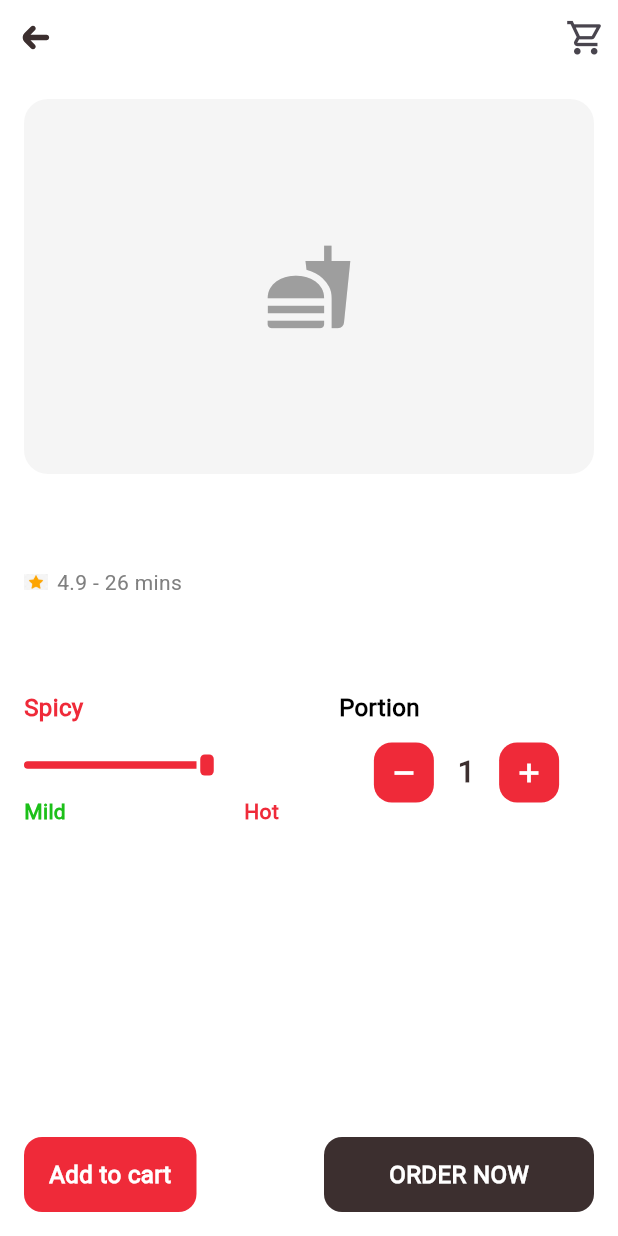
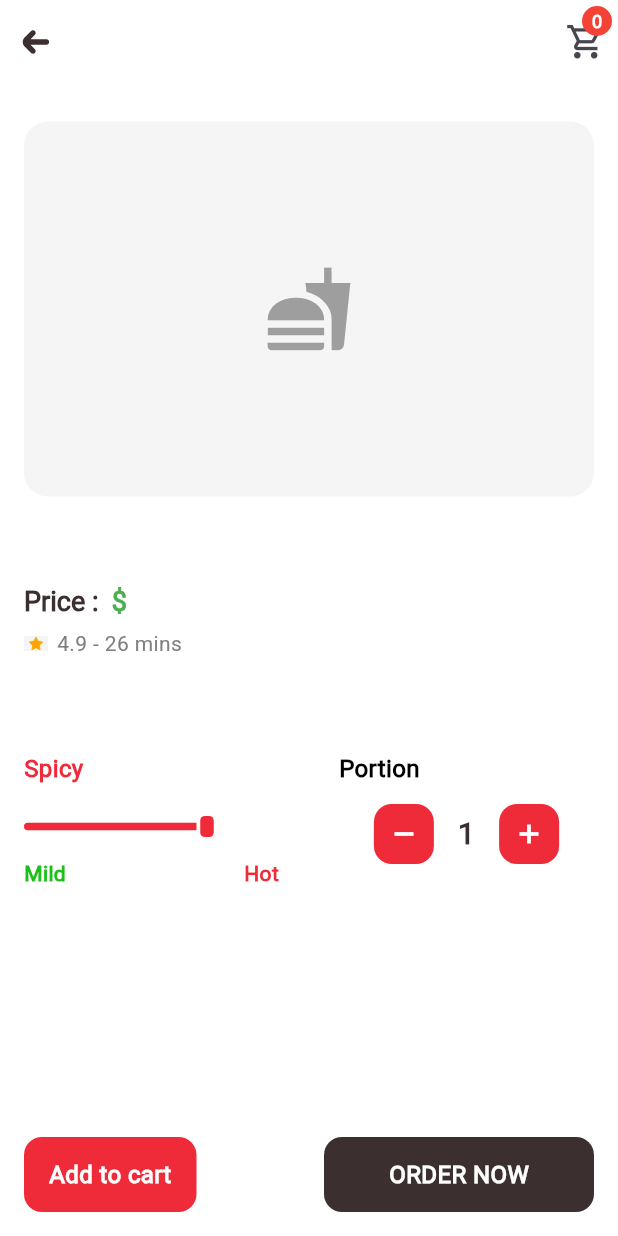
Before and after one commit to saifulhr/food_go_app, a Flutter app: the ProductDetailsPage screen opened directly with empty values, on a phone screen of 412 x 824 dp. Run offline on Flutter 3.47's test engine with Material 3 defaults, Android fonts, the phone set to English and light mode, and no system bars; our stand-ins replace carousel_slider, cloud_firestore, curved_navigation_bar, firebase_auth, firebase_core, flutter_svg and 2 more; accounts and stored records are empty; network calls fail.

Commit message:
add initial code

```diff
--- a/lib/controller/auth_controller.dart
+++ b/lib/controller/auth_controller.dart
@@ -2,7 +2,6 @@ import 'dart:developer';
 import 'package:firebase_auth/firebase_auth.dart';
 import 'package:flutter/material.dart';
 import 'package:food_go_app/models/user_model.dart';
-import 'package:food_go_app/view/profile/profile_screen.dart';
 import 'package:food_go_app/services/auth_services.dart';
 import 'package:food_go_app/view/bottom_nav_bar.dart';
 import 'package:food_go_app/view/spalsh_screen.dart';
@@ -66,7 +65,7 @@ class AuthController extends GetxController {
       }
       log("${user?.email}");
       // back to all screen
-      Get.offAll(() => ProfileScreen(), transition: Transition.noTransition);
+      Get.offAll(() => BottomNavBar(), transition: Transition.noTransition);
       isLoading.value = false;
     } catch (e) {
       isLoading.value = false;
--- a/lib/controller/cart_controller.dart
+++ b/lib/controller/cart_controller.dart
@@ -12,19 +12,15 @@ import 'package:uuid/uuid.dart';
 
 class CartController extends GetxController {
   CartServices cartServices = CartServices();
-  //Order Services
   OrderServices orderServices = OrderServices();
-  //Cart Items
+
   var cartItems = <CartModel>[].obs;
-  //Total Amount
   RxDouble totalAmount = 0.0.obs;
-  //Total Items
+
   RxInt totalItems = 0.obs;
-  // Cart Loading
   var isLoading = false.obs;
 
   var uuid = Uuid();
-  // Fint Id User
   Future<String?> findDocumentId(String productId) async {
     final snapshot = await FirebaseFirestore.instance
         .collection("carts")
@@ -39,7 +35,6 @@ class CartController extends GetxController {
     return snapshot.docs.first.id;
   }
 
-  //Fetch Item Cart
   Future fetchItemcart() async {
     isLoading.value = false;
     var cartdata = await cartServices.getCart();
@@ -48,7 +43,6 @@ class CartController extends GetxController {
     isLoading.value = false;
   }
 
-  //Add to Cart
   Future addTocart(ProductModel productModel, int quantity) async {
     isLoading.value = true;
 
@@ -75,7 +69,7 @@ class CartController extends GetxController {
       );
 
       await cartServices.addTocart(cartModel);
-      //This is the Snackbar
+
       Get.snackbar(
         "Success",
         "Cart Item Successfully",
@@ -87,7 +81,6 @@ class CartController extends GetxController {
     }
   }
 
-  //Calculate Total Price Off Cart Total Item
   void calculatePriceTotal() {
     totalItems.value = cartItems.length;
 
@@ -99,7 +92,6 @@ class CartController extends GetxController {
     );
   }
 
-  // Cart Page Increment Quantity
   Future incrementQuantity(CartModel cart) async {
     final documentId = await findDocumentId(cart.productId!);
 
@@ -110,7 +102,6 @@ class CartController extends GetxController {
     await fetchItemcart();
   }
 
-  // Cart Page Dincrement Quantity
   Future decrementQuantity(CartModel cart) async {
     final documentId = await findDocumentId(cart.productId!);
 
@@ -120,7 +111,6 @@ class CartController extends GetxController {
     await fetchItemcart();
   }
 
-  // Cart Remove
   Future remove(CartModel cart) async {
     final documentId = await findDocumentId(cart.productId!);
 
@@ -129,12 +119,10 @@ class CartController extends GetxController {
     await fetchItemcart();
   }
 
-  //Clear Cart Function
   Future clearCart() async {
     await cartServices.clearCart(FirebaseAuth.instance.currentUser!.uid);
   }
 
-  // Order Place Function
   Future placeOrder() async {
     if (cartItems.isEmpty) {
       Get.snackbar("Error", "Cart is empty");
@@ -144,7 +132,7 @@ class CartController extends GetxController {
     final newOrder = OrderModel(
       orderId: Uuid().v4(),
       userId: FirebaseAuth.instance.currentUser!.uid,
-      totalAmount: totalAmount.value,
+      totalAmount: totalAmount.value!,
       totalItems: totalItems.value,
       items: cartItems.map((cartkeyValue) {
         return {
--- a/lib/models/cart_model.dart
+++ b/lib/models/cart_model.dart
@@ -41,4 +41,6 @@ class CartModel {
         "UserId": userId,
         "Quantity": quantity,
     };
+
+  copyWith({required String id}) {}
 }
--- a/lib/services/order_services.dart
+++ b/lib/services/order_services.dart
@@ -5,12 +5,12 @@ import 'package:food_go_app/models/order_model.dart';
 class OrderServices {
   final CollectionReference orderCOllection = FirebaseFirestore.instance
       .collection("ordes");
-//Order Place Function
+
   Future placeOrder(OrderModel orderModel) async {
     await orderCOllection.add(orderModel.toJson());
   }
 
-//Get Order Function
+
   Future<List<OrderModel>?> getOrder() async {
     try {
       QuerySnapshot snap = await orderCOllection
--- a/lib/view/cart/cart_screen.dart
+++ b/lib/view/cart/cart_screen.dart
@@ -22,6 +22,29 @@ class CartScreen extends GetView<CartController> {
           ),
         ),
       ),
+      body: Obx(() {
+        if (controller.cartItems.isEmpty) {
+          return Center(child: Text("Your cart is empty"));
+        }
+
+        return ListView.builder(
+          itemCount: controller.cartItems.length,
+          itemBuilder: (context, index) {
+            var data = controller.cartItems[index];
+            return Padding(
+              padding: EdgeInsets.all(10),
+              child: Card(
+                elevation: 0,
+                child: ListTile(
+                  title: Text("${data.productName}"),
+                  subtitle: Text('Quantity: ${data.quantity}'),
+                  trailing: Text('\$${data.productPrice}'),
+                ),
+              ),
+            );
+          },
+        );
+      }),
     );
   }
 }
--- a/lib/view/product/product_details_screens/product_details_page.dart
+++ b/lib/view/product/product_details_screens/product_details_page.dart
@@ -1,5 +1,6 @@
 import 'package:flutter/material.dart';
 import 'package:flutter_svg/flutter_svg.dart';
+import 'package:food_go_app/controller/cart_controller.dart';
 import 'package:food_go_app/models/product_model.dart';
 import 'package:food_go_app/theme/all_images.dart';
 import 'package:food_go_app/view/cart/cart_screen.dart';
@@ -20,6 +21,8 @@ class ProductDetailsPage extends StatefulWidget {
 }
 
 class _ProductDetailsPageState extends State<ProductDetailsPage> {
+  final CartController cartController = Get.put(CartController());
+
   int number = 1;
 
   @override
@@ -29,7 +32,7 @@ class _ProductDetailsPageState extends State<ProductDetailsPage> {
       backgroundColor: Colors.white,
       //App Bar with Left Arrow
       appBar: PreferredSize(
-        preferredSize: const Size.fromHeight(50.0),
+        preferredSize: const Size.fromHeight(65.0),
         child: AppBar(
           backgroundColor: Colors.white,
           elevation: 0,
@@ -46,13 +49,48 @@ class _ProductDetailsPageState extends State<ProductDetailsPage> {
             ),
           ),
           actions: [
+            Obx(
+              () => Stack(
+                clipBehavior: Clip.none,
+                children: [
                   GestureDetector(
                     onTap: () {
-                Get.to(() => CartScreen(), transition: Transition.noTransition);
+                      Get.to(
+                        () => CartScreen(),
+                        transition: Transition.noTransition,
+                      );
                     },
                     child: const Padding(
                       padding: EdgeInsets.only(right: 8.0),
                       child: Icon(Icons.shopping_cart_outlined, size: 27),
+                    ),
+                  ),
+                  //Cart Value Position
+                  Positioned(
+                    right: 4,
+                    top: -13,
+                    child: Container(
+                      padding: const EdgeInsets.all(4),
+                      decoration: const BoxDecoration(
+                        color: Colors.red,
+                        shape: BoxShape.circle,
+                      ),
+                      constraints: const BoxConstraints(
+                        minWidth: 20,
+                        minHeight: 20,
+                      ),
+                      child: Text(
+                        '${cartController.totalItems.value}',
+                        style: const TextStyle(
+                          color: Colors.white,
+                          fontSize: 12,
+                          fontWeight: FontWeight.bold,
+                        ),
+                        textAlign: TextAlign.center,
+                      ),
+                    ),
+                  ),
+                ],
               ),
             ),
           ],
@@ -129,11 +167,14 @@ class _ProductDetailsPageState extends State<ProductDetailsPage> {
                 ),
               ],
             ),
-            const SizedBox(height: 100),// Space for bottom bar
+            const SizedBox(height: 100), // Space for bottom bar
           ],
         ),
       ),
-      bottomNavigationBar: ProductBottomNavBar(product: product, quantity: number),
+      bottomNavigationBar: ProductBottomNavBar(
+        product: product,
+        quantity: number,
+      ),
     );
   }
 }
--- a/lib/view/product/product_details_screens/screens/product_bottom_nav_bar.dart
+++ b/lib/view/product/product_details_screens/screens/product_bottom_nav_bar.dart
@@ -16,7 +16,7 @@ class ProductBottomNavBar extends StatelessWidget {
 
   @override
   Widget build(BuildContext context) {
-    final CartController cartController =Get.put(CartController());
+    final CartController cartController = Get.put(CartController());
 
     return SafeArea(
       child: Padding(
@@ -24,17 +24,23 @@ class ProductBottomNavBar extends StatelessWidget {
         child: Row(
           mainAxisAlignment: MainAxisAlignment.spaceBetween,
           children: [
-            GestureDetector(
-              onTap: () {
+            Obx(() {
+              return GestureDetector(
+                onTap: cartController.isLoading.value
+                    ? null
+                    : () {
                         cartController.addTocart(product, quantity);
                       },
-              child: CustomTextButton(
+                child: Stack(
+                  alignment: Alignment.center,
+                  children: [
+                    CustomTextButton(
                       height: 50,
                       width: 115,
                       color: const Color(0xffEF2A39),
-                text: const Text(
-                  'Add to cart',
-                  style: TextStyle(
+                      text: Text(
+                        cartController.isLoading.value ? '' : 'Add to cart',
+                        style: const TextStyle(
                           color: Colors.white,
                           fontFamily: 'Roboto',
                           fontWeight: FontWeight.bold,
@@ -42,7 +48,20 @@ class ProductBottomNavBar extends StatelessWidget {
                         ),
                       ),
                     ),
+                    if (cartController.isLoading.value)
+                      const SizedBox(
+                        height: 24,
+                        width: 24,
+                        child: CircularProgressIndicator(
+                          color: Colors.white,
+                          strokeWidth: 2.5,
                         ),
+                      ),
+                  ],
+                ),
+              );
+            }),
+
             CustomTextButton(
               height: 50,
               width: 180,
--- a/lib/view/product/product_details_screens/screens/product_name_reating_description.dart
+++ b/lib/view/product/product_details_screens/screens/product_name_reating_description.dart
@@ -15,11 +15,37 @@ class ProductNameReatingDescription extends StatelessWidget {
         Text(
           product.name ?? 'Product Name',
           style: const TextStyle(
-            fontSize: 24,
+            fontSize: 22,
             fontWeight: FontWeight.bold,
             color: Color(0xff3C2F2F),
           ),
         ),
+        const SizedBox(height: 8),
+
+        RichText(
+          text: TextSpan(
+            text: 'Price : ',
+            style: const TextStyle(
+              fontSize: 18,
+              fontWeight: FontWeight.bold,
+              color: Color(0xff3C2F2F),
+            ),
+            children: [
+              TextSpan(
+                text: '${product.price ?? '0'} ',
+                style: const TextStyle(color: Color(0xff3C2F2F)),
+              ),
+              const TextSpan(
+                text: '\$',
+                style: TextStyle(
+                  color: Colors.green,
+                  fontWeight: FontWeight.bold,
+                ),
+              ),
+            ],
+          ),
+        ),
+
         const SizedBox(height: 8),
 
         // Rating
```
Lines whose indentation alone changed are shown as unchanged.
